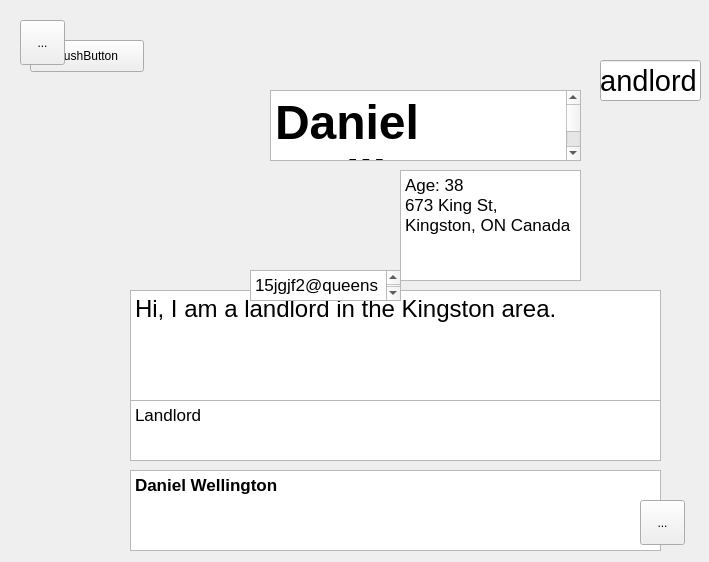
Before: the Qt Designer form King_Project/profileform.ui in greg-maceachern12/MicroManage, drawn with Qt 5.
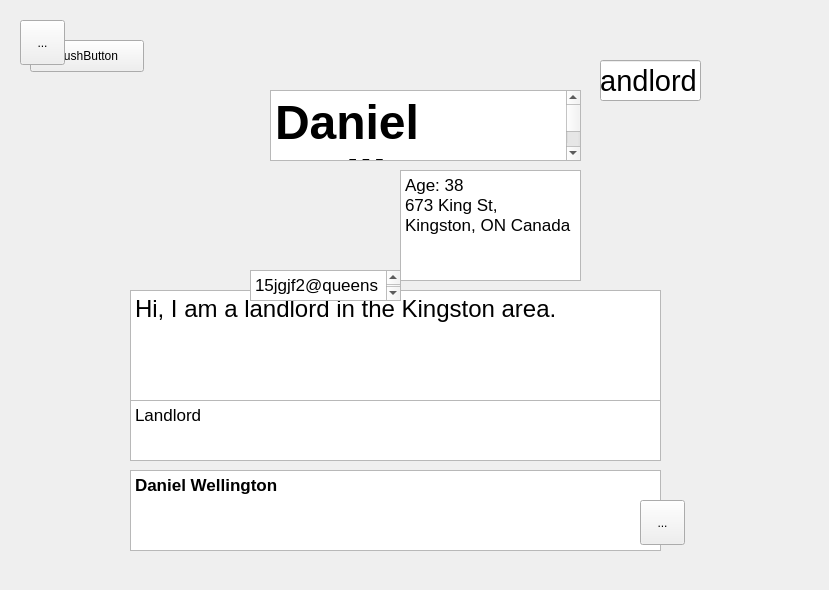
After: the same form once the commit is applied.

Diff of the .ui file:
```diff
--- a/King_Project/profileform.ui
+++ b/King_Project/profileform.ui
@@ -6,8 +6,8 @@
    <rect>
     <x>0</x>
     <y>0</y>
-    <width>709</width>
-    <height>562</height>
+    <width>829</width>
+    <height>590</height>
    </rect>
   </property>
   <property name="windowTitle">
```
